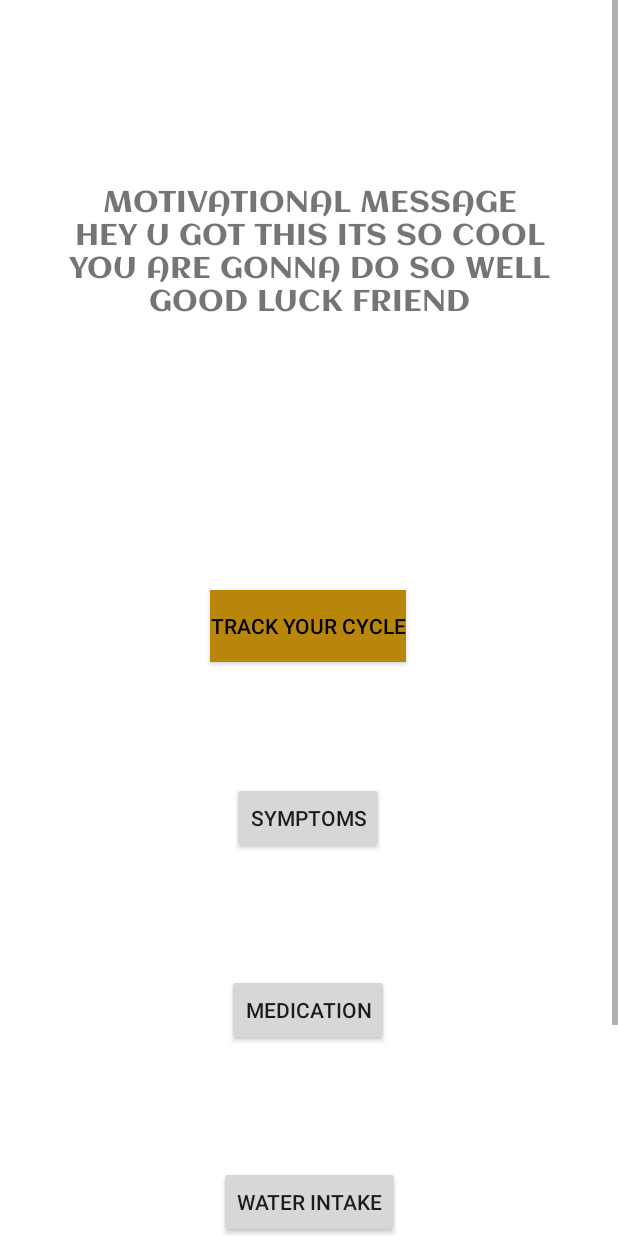
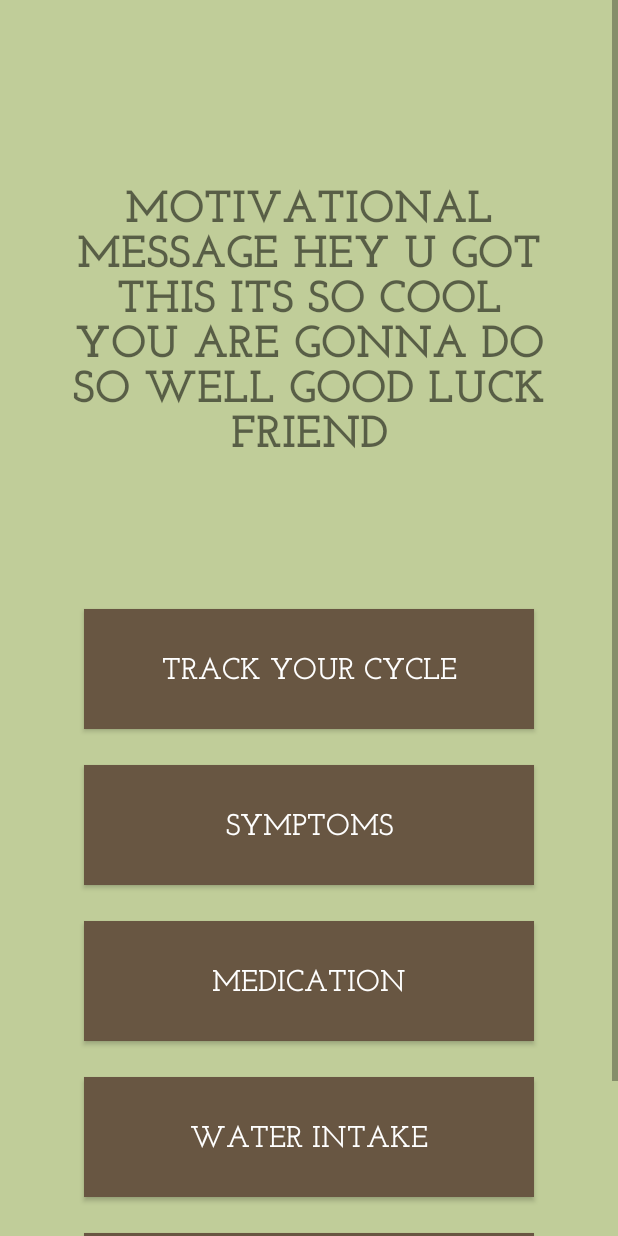
Before and after one commit to danisaba/WicHacks, an Android app: the layout activity_scrolling.xml on its own in the app's theme, with its tools: preview values and no code run, on a phone screen of 412 x 824 dp. Run offline under Robolectric (Android 15) with nearby library versions, the phone set to English and light mode, and no system bars.

Commit message:
styles to landing page and color palette to the color.xml file

```diff
--- a/app/src/main/res/layout/activity_scrolling.xml
+++ b/app/src/main/res/layout/activity_scrolling.xml
@@ -4,12 +4,14 @@
 <ScrollView xmlns:android="http://schemas.android.com/apk/res/android"
     xmlns:app="http://schemas.android.com/apk/res-auto"
     xmlns:tools="http://schemas.android.com/tools"
+    android:layout_width="match_parent"
     android:layout_height="match_parent"
-    android:layout_width="match_parent">
+    android:background="@color/caper">
 
     <androidx.constraintlayout.widget.ConstraintLayout
         android:layout_width="match_parent"
         android:layout_height="wrap_content"
+        android:background="#1EFFFFFF"
         android:padding="40dp"
         tools:context=".ScrollingActivity">
 
@@ -18,68 +20,101 @@
             android:layout_width="wrap_content"
             android:layout_height="wrap_content"
             android:layout_marginTop="80dp"
-            android:fontFamily="@font/aclonica"
+            android:fontFamily="@font/josefin_slab_bold"
             android:text="MOTIVATIONAL MESSAGE HEY U GOT THIS ITS SO COOL YOU ARE GONNA DO SO WELL GOOD LUCK FRIEND"
             android:textAlignment="center"
-            android:textSize="20sp"
+            android:textSize="30sp"
             app:layout_constraintEnd_toEndOf="parent"
             app:layout_constraintStart_toStartOf="parent"
             app:layout_constraintTop_toTopOf="parent" />
 
         <androidx.appcompat.widget.AppCompatButton
             android:id="@+id/button2"
-            android:layout_width="wrap_content"
-            android:layout_height="wrap_content"
-            android:layout_marginTop="180dp"
-            android:background="@color/dark_goldenrod"
+            android:layout_width="300dp"
+            android:layout_height="80dp"
+            android:layout_marginTop="100dp"
+            android:background="@color/quincy"
+            android:fontFamily="@font/josefin_slab_semibold"
+            android:onClick="pavlova"
             android:text="Track Your Cycle"
-            android:textColor="@android:color/black"
+            android:textColor="@color/white"
+            android:textColorHighlight="@color/caper"
+            android:textSize="20sp"
             app:layout_constraintEnd_toEndOf="parent"
             app:layout_constraintHorizontal_bias="0.498"
             app:layout_constraintStart_toStartOf="parent"
-            app:layout_constraintTop_toBottomOf="@id/textView3" />
+            app:layout_constraintTop_toBottomOf="@id/textView3"
+            app:sl_cornerRadius="56dp"
+            app:sl_dx="0dp"
+            app:sl_dy="0dp"
+            app:sl_shadowColor="#AA000000"
+            app:sl_shadowRadius="4dp" />
 
         <androidx.appcompat.widget.AppCompatButton
             android:id="@+id/button3"
-            android:layout_width="wrap_content"
-            android:layout_height="wrap_content"
+            android:layout_width="300dp"
+            android:layout_height="80dp"
+            android:layout_marginTop="24dp"
+            android:background="@color/quincy"
+            android:fontFamily="@font/josefin_slab_semibold"
+            android:onClick="pavlova"
             android:text="Symptoms"
+            android:textColor="@color/white"
+            android:textColorHighlight="@color/caper"
+            android:textSize="20sp"
             app:layout_constraintEnd_toEndOf="parent"
-            android:layout_marginTop="80dp"
             app:layout_constraintHorizontal_bias="0.498"
             app:layout_constraintStart_toStartOf="parent"
-            app:layout_constraintTop_toBottomOf="@id/button2"/>
+            app:layout_constraintTop_toBottomOf="@id/button2" />
 
         <androidx.appcompat.widget.AppCompatButton
             android:id="@+id/button4"
-            android:layout_width="wrap_content"
-            android:layout_height="wrap_content"
+            android:layout_width="300dp"
+            android:layout_height="80dp"
+            android:layout_marginTop="24dp"
+            android:background="@color/quincy"
+            android:fontFamily="@font/josefin_slab_semibold"
+            android:onClick="pavlova"
             android:text="Medication"
-            android:layout_marginTop="80dp"
+            android:textColor="@color/white"
+            android:textColorHighlight="@color/caper"
+            android:textSize="20sp"
             app:layout_constraintEnd_toEndOf="parent"
             app:layout_constraintHorizontal_bias="0.498"
             app:layout_constraintStart_toStartOf="parent"
-            app:layout_constraintTop_toBottomOf="@id/button3"/>
+            app:layout_constraintTop_toBottomOf="@id/button3" />
 
         <androidx.appcompat.widget.AppCompatButton
             android:id="@+id/button5"
-            android:layout_width="wrap_content"
-            android:layout_height="wrap_content"
+            android:layout_width="300dp"
+            android:layout_height="80dp"
+            android:layout_marginTop="24dp"
+            android:background="@color/quincy"
+            android:fontFamily="@font/josefin_slab_semibold"
+            android:onClick="pavlova"
             android:text="Water Intake"
-            android:layout_marginTop="80dp"
+            android:textColor="@color/white"
+            android:textColorHighlight="@color/caper"
+            android:textSize="20sp"
             app:layout_constraintEnd_toEndOf="parent"
             app:layout_constraintStart_toStartOf="parent"
-            app:layout_constraintTop_toBottomOf="@id/button4"/>
+            app:layout_constraintTop_toBottomOf="@id/button4" />
 
         <androidx.appcompat.widget.AppCompatButton
             android:id="@+id/button6"
-            android:layout_width="wrap_content"
-            android:layout_height="wrap_content"
+            android:layout_width="300dp"
+            android:layout_height="80dp"
+            android:layout_marginTop="24dp"
+            android:background="@color/quincy"
+            android:fontFamily="@font/josefin_slab_semibold"
+            android:onClick="pavlova"
             android:text="Give us Feedback"
-            android:layout_marginTop="80dp"
+            android:textColor="@color/white"
+            android:textColorHighlight="@color/caper"
+            android:textSize="20sp"
             app:layout_constraintEnd_toEndOf="parent"
             app:layout_constraintStart_toStartOf="parent"
-            app:layout_constraintTop_toBottomOf="@id/button5"/>
+            app:layout_constraintTop_toBottomOf="@id/button5" />
     </androidx.constraintlayout.widget.ConstraintLayout>
 
 
--- a/app/src/main/res/values/color.xml
+++ b/app/src/main/res/values/color.xml
@@ -1,5 +1,12 @@
 <?xml version="1.0" encoding="utf-8"?>
 <resources>
+    <color name="wasabi">#708532</color>
+    <color name="caper">#B7C68B</color>
+    <color name="moon_glow">#F4F0CB</color>
+    <color name="sapling">#DED29F</color>
+    <color name="pavlova">#B3A580</color>
+    <color name="quincy">#685642</color>
+
     <color name="white">#FFFFFF</color>
     <color name="ivory">#FFFFF0</color>
     <color name="light_yellow">#FFFFE0</color>
```
